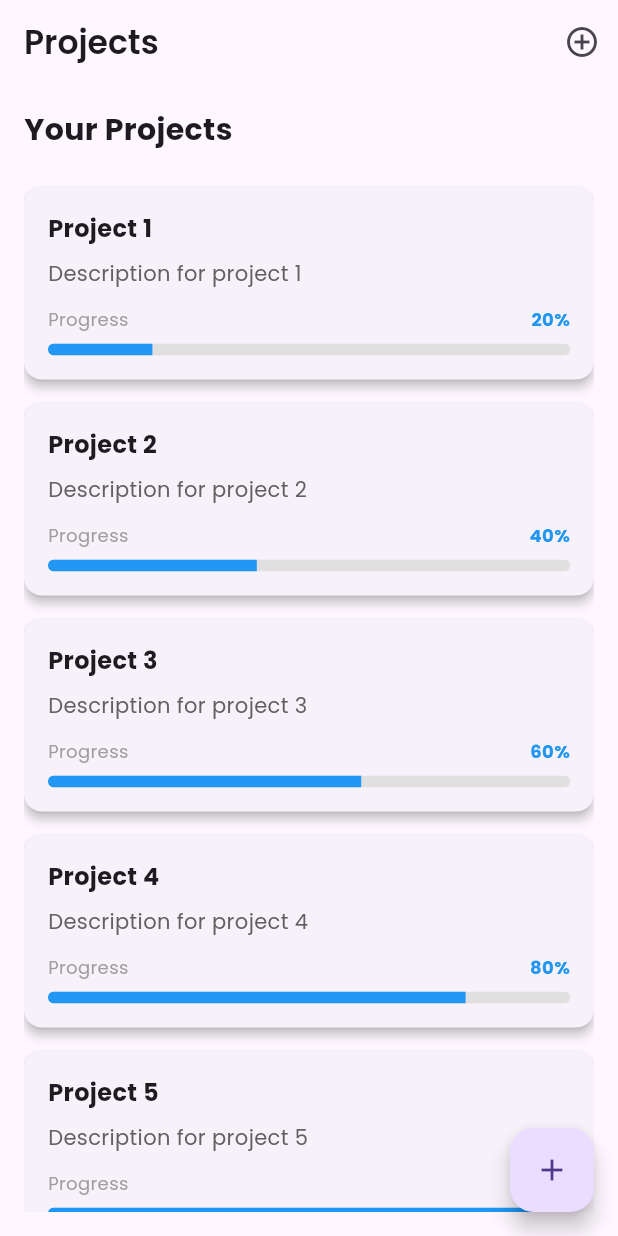
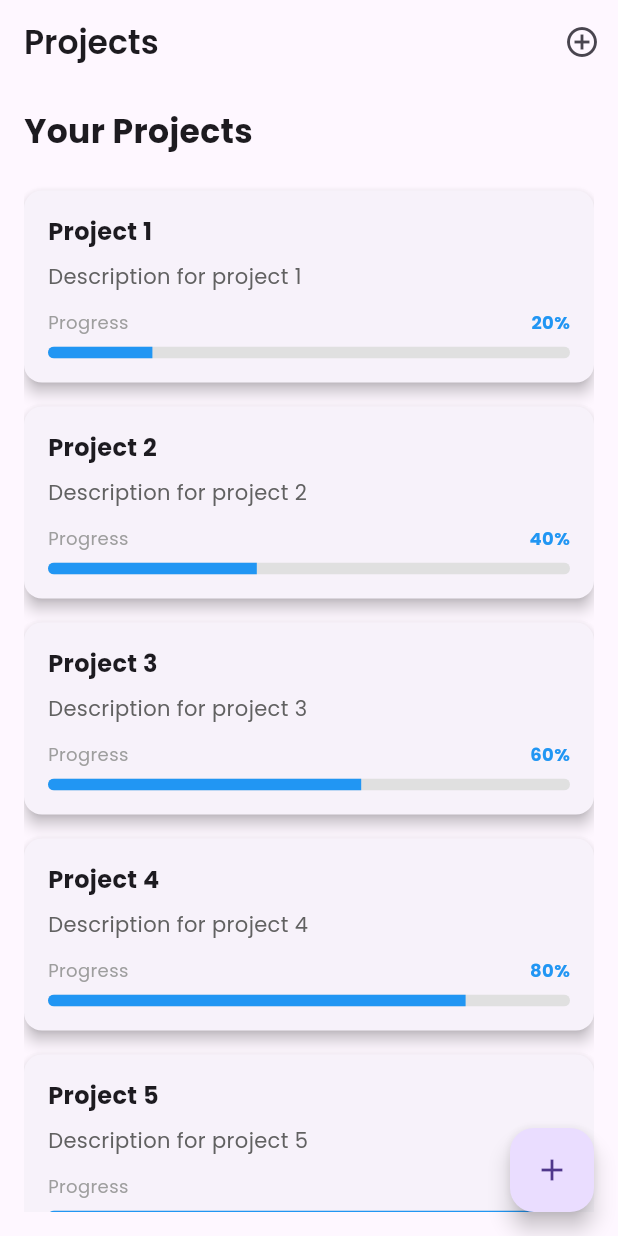
Before and after one commit to Dimasnotfound/taskify, a Flutter app: the ProjectPage screen opened directly, on a phone screen of 412 x 824 dp. Run offline on Flutter 3.47's test engine with Material 3 defaults, Android fonts, the phone set to English and light mode, and no system bars; our stand-ins replace bloc, dartz, dio, equatable, flutter_bloc, flutter_dotenv and 5 more.

Commit message:
memperbaiki tampilan project page

```diff
--- a/lib/features/project/presentation/pages/project_page.dart
+++ b/lib/features/project/presentation/pages/project_page.dart
@@ -30,7 +30,7 @@ class ProjectPage extends StatelessWidget {
             Text(
               "Your Projects",
               style: GoogleFonts.poppins(
-                fontSize: 20,
+                fontSize: 22,
                 fontWeight: FontWeight.bold,
               ),
             ),
@@ -39,8 +39,7 @@ class ProjectPage extends StatelessWidget {
               child: ListView.builder(
                 itemCount: 5, // Replace with actual number of projects
                 itemBuilder: (context, index) {
-                  return _buildProjectCard(
-                    context,
+                  return ProjectCard(
                     title: "Project ${index + 1}",
                     description: "Description for project ${index + 1}",
                     progress: (index + 1) * 20.0, // Dynamic progress
@@ -59,17 +58,26 @@ class ProjectPage extends StatelessWidget {
       ),
     );
   }
+}
 
-  Widget _buildProjectCard(
-    BuildContext context, {
-    required String title,
-    required String description,
-    required double progress,
-  }) {
+class ProjectCard extends StatelessWidget {
+  final String title;
+  final String description;
+  final double progress;
+
+  const ProjectCard({
+    super.key,
+    required this.title,
+    required this.description,
+    required this.progress,
+  });
+
+  @override
+  Widget build(BuildContext context) {
     return Card(
       margin: const EdgeInsets.symmetric(vertical: 8),
       shape: RoundedRectangleBorder(borderRadius: BorderRadius.circular(12)),
-      elevation: 3,
+      elevation: 4,
       child: Padding(
         padding: const EdgeInsets.all(16.0),
         child: Column(
```
